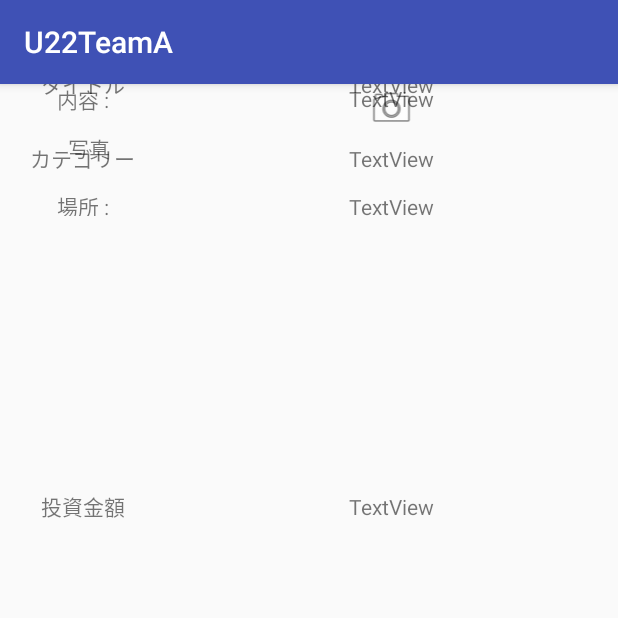
After one commit to tiger19816/u22_team_a_android, an Android app: the NewProjectPostsConfirmationScreenActivity screen opened directly, with no data from a screen before it, on a phone screen of 412 x 824 dp, the top half of it. The commit adds this screen. Run offline under Robolectric (Android 15) with nearby library versions, the phone set to English and light mode, and no system bars.

Commit message:
新規プロジェクト投稿確認画面完成 (#17)

```diff
--- a/U22TeamA/app/src/main/AndroidManifest.xml
+++ b/U22TeamA/app/src/main/AndroidManifest.xml
@@ -16,6 +16,7 @@
                 <category android:name="android.intent.category.LAUNCHER" />
             </intent-filter>
         </activity>
+        <activity android:name=".NewProjectPostsConfirmationScreenActivity"></activity>
         <activity android:name=".ProjectSearchActivity"></activity>
         <activity android:name=".ProjectDetailActivyty"></activity>
         <activity android:name=".NewProjectPostsScreenActivity" />
--- /dev/null
+++ b/U22TeamA/app/src/main/java/a/team/works/u22/hal/u22teama/NewProjectPostsConfirmationScreenActivity.java
@@ -0,0 +1,13 @@
+package a.team.works.u22.hal.u22teama;
+
+import android.support.v7.app.AppCompatActivity;
+import android.os.Bundle;
+
+public class NewProjectPostsConfirmationScreenActivity extends AppCompatActivity {
+
+    @Override
+    protected void onCreate(Bundle savedInstanceState) {
+        super.onCreate(savedInstanceState);
+        setContentView(R.layout.activity_new_project_posts_confirmation_screen);
+    }
+}
--- /dev/null
+++ b/U22TeamA/app/src/main/res/layout/activity_new_project_posts_confirmation_screen.xml
@@ -0,0 +1,190 @@
+<?xml version="1.0" encoding="utf-8"?>
+<android.support.constraint.ConstraintLayout xmlns:android="http://schemas.android.com/apk/res/android"
+    xmlns:app="http://schemas.android.com/apk/res-auto"
+    xmlns:tools="http://schemas.android.com/tools"
+    android:layout_width="match_parent"
+    android:layout_height="match_parent"
+    tools:context=".NewProjectPostsConfirmationScreenActivity">
+
+
+    <android.support.constraint.Guideline
+        android:id="@+id/guideline"
+        android:layout_width="wrap_content"
+        android:layout_height="wrap_content"
+        android:orientation="vertical"
+        app:layout_constraintGuide_begin="110dp" />
+
+    <TextView
+        android:id="@+id/tv_Title"
+        android:layout_width="wrap_content"
+        android:layout_height="23dp"
+        android:layout_marginEnd="8dp"
+        android:layout_marginLeft="8dp"
+        android:layout_marginRight="8dp"
+        android:layout_marginStart="8dp"
+        android:text="@string/tv_title"
+        app:layout_constraintBaseline_toBaselineOf="@+id/tv_CheckTitle"
+        app:layout_constraintEnd_toStartOf="@+id/guideline"
+        app:layout_constraintStart_toStartOf="parent" />
+
+    <TextView
+        android:id="@+id/tv_CheckTitle"
+        android:layout_width="wrap_content"
+        android:layout_height="wrap_content"
+        android:layout_marginBottom="8dp"
+        android:layout_marginEnd="8dp"
+        android:layout_marginLeft="8dp"
+        android:layout_marginRight="8dp"
+        android:layout_marginStart="8dp"
+        android:layout_marginTop="8dp"
+        android:text="TextView"
+        app:layout_constraintBottom_toTopOf="@+id/im_CheckPhots"
+        app:layout_constraintEnd_toEndOf="parent"
+        app:layout_constraintStart_toStartOf="@+id/guideline"
+        app:layout_constraintTop_toTopOf="parent" />
+
+    <TextView
+        android:id="@+id/tv_Phoths"
+        android:layout_width="wrap_content"
+        android:layout_height="19dp"
+        android:layout_marginBottom="8dp"
+        android:layout_marginEnd="8dp"
+        android:layout_marginLeft="8dp"
+        android:layout_marginRight="8dp"
+        android:layout_marginStart="8dp"
+        android:layout_marginTop="8dp"
+        android:text="@string/tv_photo"
+        app:layout_constraintBottom_toTopOf="@+id/tv_Place"
+        app:layout_constraintEnd_toStartOf="@+id/im_CheckPhots"
+        app:layout_constraintHorizontal_bias="0.5"
+        app:layout_constraintStart_toStartOf="parent"
+        app:layout_constraintTop_toBottomOf="@+id/tv_Title" />
+
+    <ImageView
+        android:id="@+id/im_CheckPhots"
+        android:layout_width="0dp"
+        android:layout_height="wrap_content"
+        android:layout_marginEnd="8dp"
+        android:layout_marginLeft="8dp"
+        android:layout_marginRight="8dp"
+        android:layout_marginStart="8dp"
+        app:layout_constraintEnd_toEndOf="parent"
+        app:layout_constraintHorizontal_bias="0.5"
+        app:layout_constraintStart_toEndOf="@+id/tv_Phoths"
+        app:layout_constraintStart_toStartOf="@+id/guideline"
+        app:srcCompat="@android:drawable/ic_menu_camera"
+        tools:layout_editor_absoluteY="107dp" />
+
+    <TextView
+        android:id="@+id/tv_Place"
+        android:layout_width="wrap_content"
+        android:layout_height="17dp"
+        android:layout_marginEnd="8dp"
+        android:layout_marginLeft="8dp"
+        android:layout_marginRight="8dp"
+        android:layout_marginStart="8dp"
+        android:text="@string/tv_place"
+        app:layout_constraintBaseline_toBaselineOf="@+id/tv_CheckPlace"
+        app:layout_constraintEnd_toStartOf="@+id/guideline"
+        app:layout_constraintStart_toStartOf="parent" />
+
+    <TextView
+        android:id="@+id/tv_CheckPlace"
+        android:layout_width="wrap_content"
+        android:layout_height="wrap_content"
+        android:layout_marginEnd="8dp"
+        android:layout_marginLeft="8dp"
+        android:layout_marginRight="8dp"
+        android:layout_marginStart="8dp"
+        android:layout_marginTop="40dp"
+        android:text="TextView"
+        app:layout_constraintEnd_toEndOf="parent"
+        app:layout_constraintStart_toStartOf="@+id/guideline"
+        app:layout_constraintTop_toBottomOf="@+id/im_CheckPhots" />
+
+    <TextView
+        android:id="@+id/tv_Category"
+        android:layout_width="wrap_content"
+        android:layout_height="19dp"
+        android:layout_marginEnd="8dp"
+        android:layout_marginLeft="8dp"
+        android:layout_marginRight="8dp"
+        android:layout_marginStart="8dp"
+        android:text="@string/tv_category"
+        app:layout_constraintBaseline_toBaselineOf="@+id/tv_CheckCategory"
+        app:layout_constraintEnd_toStartOf="@+id/guideline"
+        app:layout_constraintStart_toStartOf="parent" />
+
+    <TextView
+        android:id="@+id/tv_CheckCategory"
+        android:layout_width="wrap_content"
+        android:layout_height="wrap_content"
+        android:layout_marginEnd="8dp"
+        android:layout_marginLeft="8dp"
+        android:layout_marginRight="8dp"
+        android:layout_marginStart="8dp"
+        android:layout_marginTop="8dp"
+        android:text="TextView"
+        app:layout_constraintBottom_toTopOf="@+id/tv_CheckContent"
+        app:layout_constraintEnd_toEndOf="parent"
+        app:layout_constraintStart_toStartOf="@+id/guideline"
+        app:layout_constraintTop_toBottomOf="@+id/tv_CheckPlace"
+        app:layout_constraintVertical_bias="0.502" />
+
+    <TextView
+        android:id="@+id/tv_Content"
+        android:layout_width="wrap_content"
+        android:layout_height="0dp"
+        android:layout_marginEnd="8dp"
+        android:layout_marginLeft="8dp"
+        android:layout_marginRight="8dp"
+        android:layout_marginStart="8dp"
+        android:text="@string/tv_content"
+        app:layout_constraintBaseline_toBaselineOf="@+id/tv_CheckContent"
+        app:layout_constraintEnd_toStartOf="@+id/guideline"
+        app:layout_constraintStart_toStartOf="parent" />
+
+    <TextView
+        android:id="@+id/tv_CheckContent"
+        android:layout_width="wrap_content"
+        android:layout_height="16dp"
+        android:layout_marginEnd="8dp"
+        android:layout_marginLeft="8dp"
+        android:layout_marginRight="8dp"
+        android:layout_marginStart="8dp"
+        android:text="TextView"
+        app:layout_constraintEnd_toEndOf="parent"
+        app:layout_constraintStart_toStartOf="@+id/guideline"
+        tools:layout_editor_absoluteY="301dp" />
+
+    <TextView
+        android:id="@+id/tvInvestmentAmount"
+        android:layout_width="56dp"
+        android:layout_height="0dp"
+        android:layout_marginEnd="8dp"
+        android:layout_marginLeft="8dp"
+        android:layout_marginRight="8dp"
+        android:layout_marginStart="8dp"
+        android:text="@string/tv_investmentAmount"
+        app:layout_constraintBaseline_toBaselineOf="@+id/tv_CheckInvestmentAmount"
+        app:layout_constraintEnd_toStartOf="@+id/guideline"
+        app:layout_constraintStart_toStartOf="parent" />
+
+    <TextView
+        android:id="@+id/tv_CheckInvestmentAmount"
+        android:layout_width="wrap_content"
+        android:layout_height="wrap_content"
+        android:layout_marginBottom="8dp"
+        android:layout_marginEnd="8dp"
+        android:layout_marginLeft="8dp"
+        android:layout_marginRight="8dp"
+        android:layout_marginStart="8dp"
+        android:layout_marginTop="8dp"
+        android:text="TextView"
+        app:layout_constraintBottom_toBottomOf="parent"
+        app:layout_constraintEnd_toEndOf="parent"
+        app:layout_constraintStart_toStartOf="@+id/guideline"
+        app:layout_constraintTop_toBottomOf="@+id/tv_CheckContent"
+        app:layout_constraintVertical_bias="0.346" />
+
+</android.support.constraint.ConstraintLayout>
--- /dev/null
+++ b/U22TeamA/app/src/main/res/menu/option_menu_activity_new_project_posts_confirmation_screan_activity.xml
@@ -0,0 +1,11 @@
+<?xml version="1.0" encoding="utf-8"?>
+<menu xmlns:app="http://schemas.android.com/apk/res-auto"
+    xmlns:android="http://schemas.android.com/apk/res/android">
+
+    <item
+        android:id="@+id/item_send"
+        android:enabled="false"
+        android:icon="@android:drawable/ic_menu_send"
+        android:visible="false"
+        app:showAsAction="always|withText" />
+</menu>
--- a/U22TeamA/app/src/main/res/values/strings.xml
+++ b/U22TeamA/app/src/main/res/values/strings.xml
@@ -21,6 +21,7 @@
     <string name="tv_category">カテゴリー</string>
     <string name="tv_content">内容</string>
     <string name="tv_investmentAmount">投資金額</string>
+    <string name="item">Item</string>
     <string-array name="spinner_category">
         <item>汚れ</item>
         <item>ごみ</item>
```
